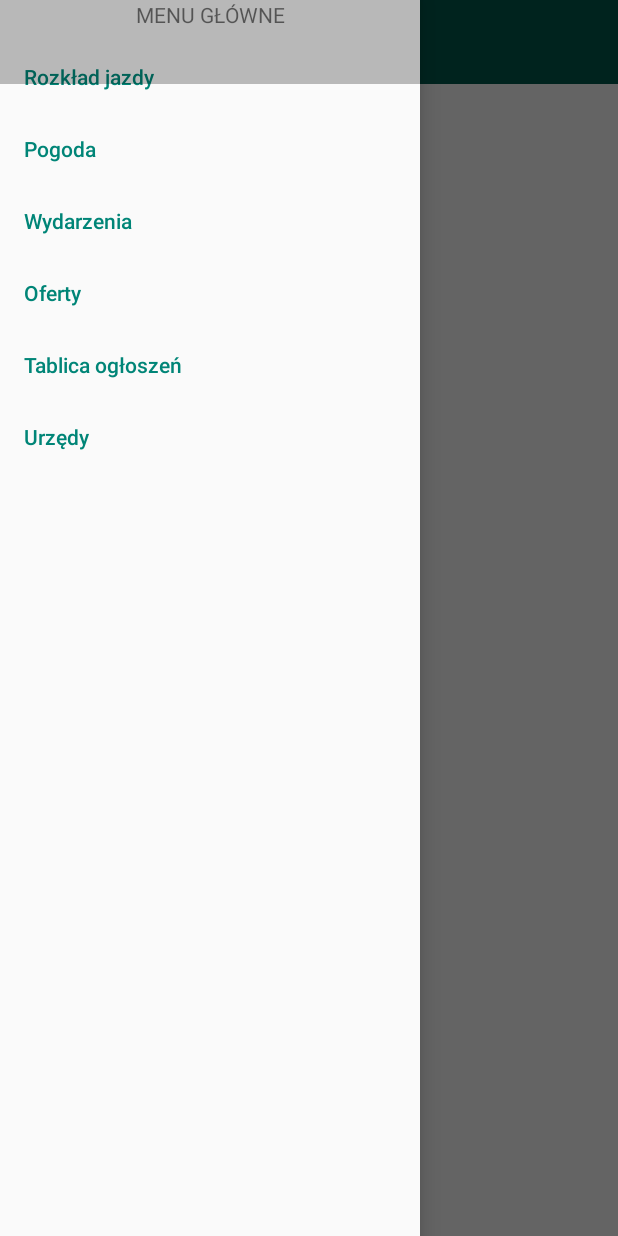
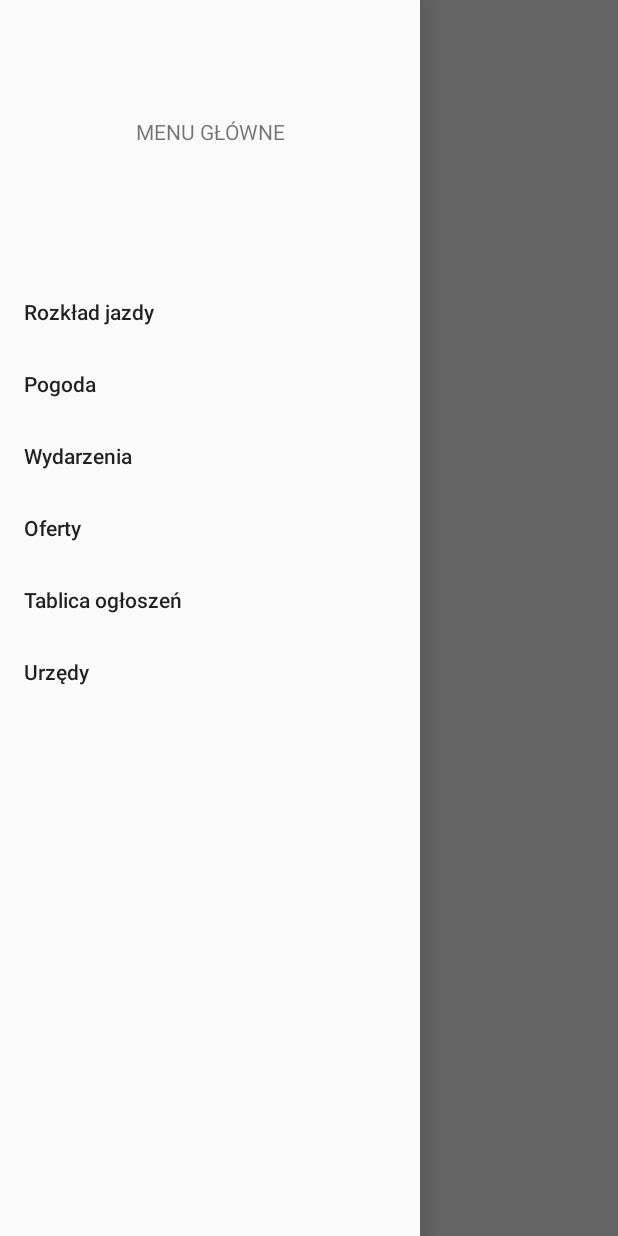
Before and after one commit to JakubPilkowski/InformatorAndroid, an Android app: the screen it shows after launch (MainActivity), with the side drawer open, on a phone screen of 412 x 824 dp. Run offline under Robolectric (Android 15) with nearby library versions, the phone set to English and light mode, and no system bars; our stand-ins replace data binding.

Commit message:
Kontynuacja main_activity navigation drawer

```diff
--- a/app/src/main/java/com/example/informator/base/BaseActivity.java
+++ b/app/src/main/java/com/example/informator/base/BaseActivity.java
@@ -23,8 +23,8 @@
     protected void onCreate(@Nullable Bundle savedInstanceState) {
         super.onCreate(savedInstanceState);
         navigator.setActivity(this);
-        getSupportActionBar().setDisplayShowTitleEnabled(false);
-        getSupportActionBar().hide();
+//        getSupportActionBar().setDisplayShowTitleEnabled(false);
+//        getSupportActionBar().hide();
         binding = DataBindingUtil.setContentView(this, getLayoutRes());
         viewModel = ViewModelProviders.of(this).get(getViewModel());
         initActivity(binding);
@@ -35,7 +35,7 @@
 
     @Override
     public void onBackPressed() {
-        if(getSupportFragmentManager().getBackStackEntryCount()==1)
+        if(getSupportFragmentManager().getBackStackEntryCount()<=1)
             finish();
         else {
             BaseFragment fragment = (BaseFragment) getCurrentFragment();
--- a/app/src/main/res/layout/activity_main.xml
+++ b/app/src/main/res/layout/activity_main.xml
@@ -11,16 +11,10 @@
         tools:context=".activities.MainActivity"
         tools:openDrawer="start">
 
-        <LinearLayout
+        <include
+            layout="@layout/main_content"
             android:layout_width="match_parent"
-            android:layout_height="match_parent"
-            android:layout_marginTop="?attr/actionBarSize">
-
-            <FrameLayout
-                android:id="@+id/main_container"
-                android:layout_width="match_parent"
-                android:layout_height="match_parent" />
-        </LinearLayout>
+            android:layout_height="match_parent" />
 
         <com.google.android.material.navigation.NavigationView
             android:id="@+id/nav_view"
@@ -28,10 +22,8 @@
             android:layout_height="match_parent"
             android:layout_gravity="start"
             android:fitsSystemWindows="true"
-            android:textAlignment="textStart"
             app:headerLayout="@layout/navigation_view_header"
-            app:itemTextColor="@color/colorPrimary"
-            app:menu="@menu/navigation_view_menu"/>
+            app:menu="@menu/navigation_view_menu" />
     </androidx.drawerlayout.widget.DrawerLayout>
 
     <data>
--- a/app/src/main/res/layout/navigation_view_header.xml
+++ b/app/src/main/res/layout/navigation_view_header.xml
@@ -1,9 +1,16 @@
 <?xml version="1.0" encoding="utf-8"?>
-<TextView xmlns:android="http://schemas.android.com/apk/res/android"
+<LinearLayout
     android:layout_width="match_parent"
-    android:layout_height="wrap_content"
+    android:layout_height="176dp"
     android:orientation="vertical"
-    android:text="@string/menu_title"
-    android:textAllCaps="true"
-    android:textAlignment="center">
-</TextView>
+    android:gravity="center"
+    xmlns:android="http://schemas.android.com/apk/res/android">
+    <TextView
+        android:layout_width="match_parent"
+        android:layout_height="wrap_content"
+        android:text="@string/menu_title"
+        android:textAllCaps="true"
+        android:textAlignment="center">
+    </TextView>
+
+</LinearLayout>
--- a/app/src/main/res/menu/navigation_view_menu.xml
+++ b/app/src/main/res/menu/navigation_view_menu.xml
@@ -2,30 +2,24 @@
 <menu xmlns:android="http://schemas.android.com/apk/res/android"
     xmlns:tools="http://schemas.android.com/tools"
     tools:showIn="navigation_view">
-    <group>
+    <group android:checkableBehavior="single">
         <item
             android:id="@+id/menu_timetable"
-            android:checkable="true"
             android:title="Rozkład jazdy"/>
         <item
             android:id="@+id/menu_weather"
-            android:checkable="true"
             android:title="Pogoda"/>
         <item
             android:id="@+id/menu_events"
-            android:checkable="true"
             android:title="Wydarzenia" />
         <item
             android:id="@+id/menu_offers"
-            android:checkable="true"
             android:title="Oferty"/>
         <item
             android:id="@+id/menu_notice_board"
-            android:checkable="true"
             android:title="Tablica ogłoszeń"/>
         <item
             android:id="@+id/menu_offices"
-            android:checkable="true"
             android:title="Urzędy"/>
     </group>
 
--- a/app/src/main/res/values/styles.xml
+++ b/app/src/main/res/values/styles.xml
@@ -7,5 +7,8 @@
         <item name="colorPrimaryDark">@color/colorPrimaryDark</item>
         <item name="colorAccent">@color/colorAccent</item>
     </style>
-
+    <style name="AppTheme.NoActionBar">
+        <item name="windowActionBar">false</item>
+        <item name="windowNoTitle">true</item>
+    </style>
 </resources>
```
Also changed, not shown: app/src/main/AndroidManifest.xml (+6 -4 lines), app/src/main/java/com/example/informator/activities/MainActivity.java (+8 -0 lines), app/src/main/res/layout/main_content.xml (added, +9 -0 lines).
